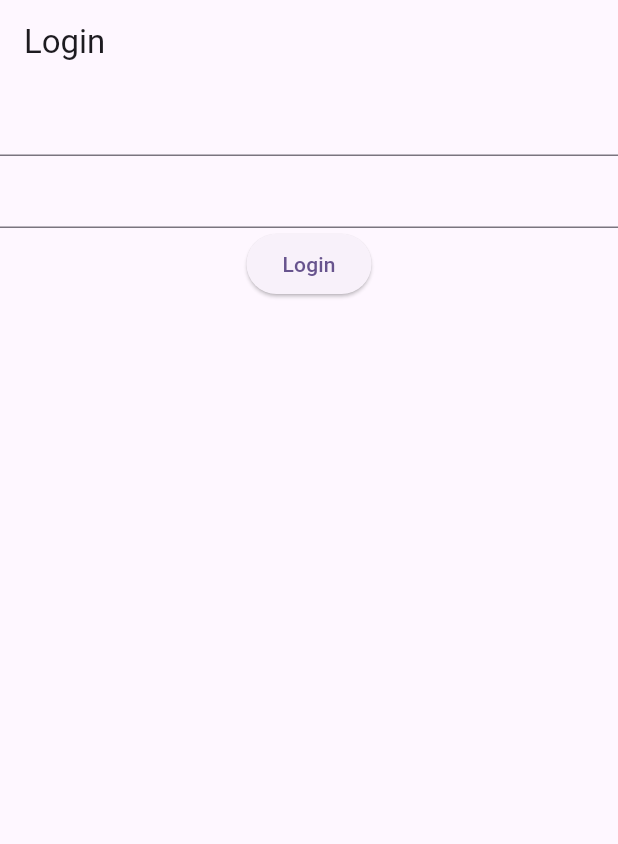
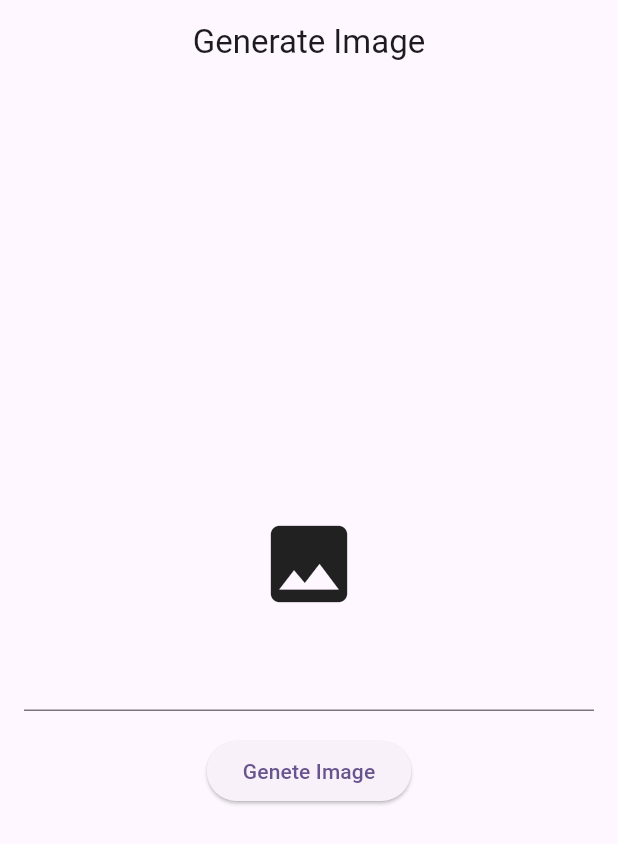
Before and after one commit to rakafajars/belajar_api, a Flutter app: the screen it shows after launch, on a phone screen of 412 x 824 dp. Shown: the top 844 px of the screen. Run offline on Flutter 3.47's test engine with Material 2 defaults, Android fonts, the phone set to English and light mode, and no system bars; our stand-ins replace dio, flutter_svg.

Commit message:
dice bear api

```diff
--- a/lib/main.dart
+++ b/lib/main.dart
@@ -1,5 +1,7 @@
 import 'package:belajar_api/sreen/contact/contact_screen.dart';
 import 'package:belajar_api/sreen/contact/contact_view_model.dart';
+import 'package:belajar_api/sreen/dice_bear/dice_bear_screen.dart';
+import 'package:belajar_api/sreen/dice_bear/dice_bear_view_model.dart';
 import 'package:belajar_api/sreen/login/login_screen.dart';
 import 'package:belajar_api/sreen/login/login_view_model.dart';
 import 'package:flutter/material.dart';
@@ -24,6 +26,9 @@ class MyApp extends StatelessWidget {
         ChangeNotifierProvider<LoginViewModel>(
           create: (context) => LoginViewModel(),
         ),
+        ChangeNotifierProvider<DiceBearViewModel>(
+          create: (context) => DiceBearViewModel(),
+        )
       ],
       child: MaterialApp(
         title: 'Flutter Demo',
@@ -31,7 +36,7 @@ class MyApp extends StatelessWidget {
           colorScheme: ColorScheme.fromSeed(seedColor: Colors.deepPurple),
           useMaterial3: true,
         ),
-        home: const LoginScreen(),
+        home: const DiceBearScreen(),
       ),
     );
   }
--- /dev/null
+++ b/lib/sreen/dice_bear/dice_bear_screen.dart
@@ -0,0 +1,57 @@
+import 'package:belajar_api/sreen/dice_bear/dice_bear_view_model.dart';
+import 'package:flutter/material.dart';
+import 'package:flutter_svg/svg.dart';
+import 'package:provider/provider.dart';
+
+class DiceBearScreen extends StatelessWidget {
+  const DiceBearScreen({super.key});
+
+  @override
+  Widget build(BuildContext context) {
+    return Scaffold(
+      appBar: AppBar(
+        title: const Text(
+          'Generate Image',
+        ),
+        centerTitle: true,
+      ),
+      body: Consumer<DiceBearViewModel>(
+        builder: (context, diceBearProvider, child) {
+          return Center(
+            child: Column(
+              mainAxisAlignment: MainAxisAlignment.center,
+              children: [
+                diceBearProvider.isLoading
+                    ? const CircularProgressIndicator()
+                    : diceBearProvider.imageData.isEmpty
+                        ? const Icon(
+                            Icons.image,
+                            size: 68,
+                          )
+                        : SvgPicture.string(
+                            diceBearProvider.imageData,
+                            height: 100,
+                            width: 100,
+                          ),
+                Padding(
+                  padding: const EdgeInsets.all(16.0),
+                  child: TextField(
+                    controller: diceBearProvider.diceBearController,
+                  ),
+                ),
+                ElevatedButton(
+                  onPressed: () {
+                    diceBearProvider.getDiceBear();
+                  },
+                  child: const Text(
+                    'Genete Image',
+                  ),
+                )
+              ],
+            ),
+          );
+        },
+      ),
+    );
+  }
+}
--- /dev/null
+++ b/lib/sreen/dice_bear/dice_bear_view_model.dart
@@ -0,0 +1,24 @@
+import 'package:belajar_api/model/api/dice_bear_api.dart';
+import 'package:flutter/material.dart';
+
+class DiceBearViewModel extends ChangeNotifier {
+  bool _isLoading = false;
+  bool get isLoading => _isLoading;
+
+  final TextEditingController _diceBearController = TextEditingController();
+  TextEditingController get diceBearController => _diceBearController;
+
+  String _imageData = "";
+  String get imageData => _imageData;
+
+  void getDiceBear() async {
+    _isLoading = true;
+    notifyListeners();
+
+    _imageData = await DiceBearApi().getDiceBear(
+      avatarStyle: _diceBearController.text,
+    );
+    _isLoading = false;
+    notifyListeners();
+  }
+}
--- a/pubspec.yaml
+++ b/pubspec.yaml
@@ -30,6 +30,7 @@ environment:
 dependencies:
   flutter:
     sdk: flutter
+  flutter_svg: ^2.0.7
 
 
   # The following adds the Cupertino Icons font to your application.
```
Also changed, not shown: lib/model/api/dice_bear_api.dart (added, +17 -0 lines), lib/model/person_model.dart (added, +36 -0 lines), lib/sreen/ui_screen.dart (added, +60 -0 lines), pubspec.lock.
